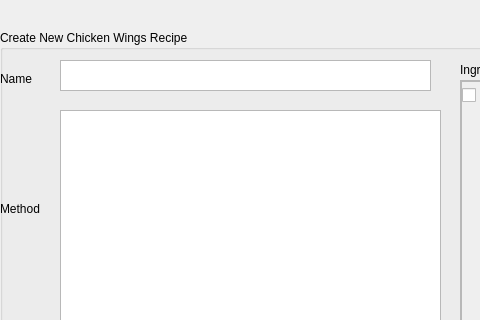
Qt form createrecipewindow.ui (sushant12/recipe-qt) before a commit; both pictures show x 0 to 480 and y 0 to 320 of the 820 by 583 pixel window.
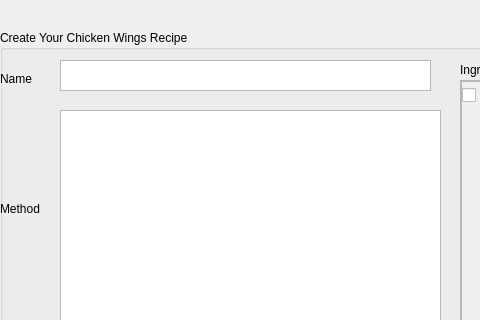
The same form after that commit.

Diff of the .ui file:
```diff
--- a/createrecipewindow.ui
+++ b/createrecipewindow.ui
@@ -41,7 +41,7 @@
     <item>
      <widget class="QGroupBox" name="groupBox">
       <property name="title">
-       <string>Create New Chicken Wings Recipe</string>
+       <string>Create Your Chicken Wings Recipe</string>
       </property>
       <widget class="QTextEdit" name="Name">
        <property name="geometry">
```
